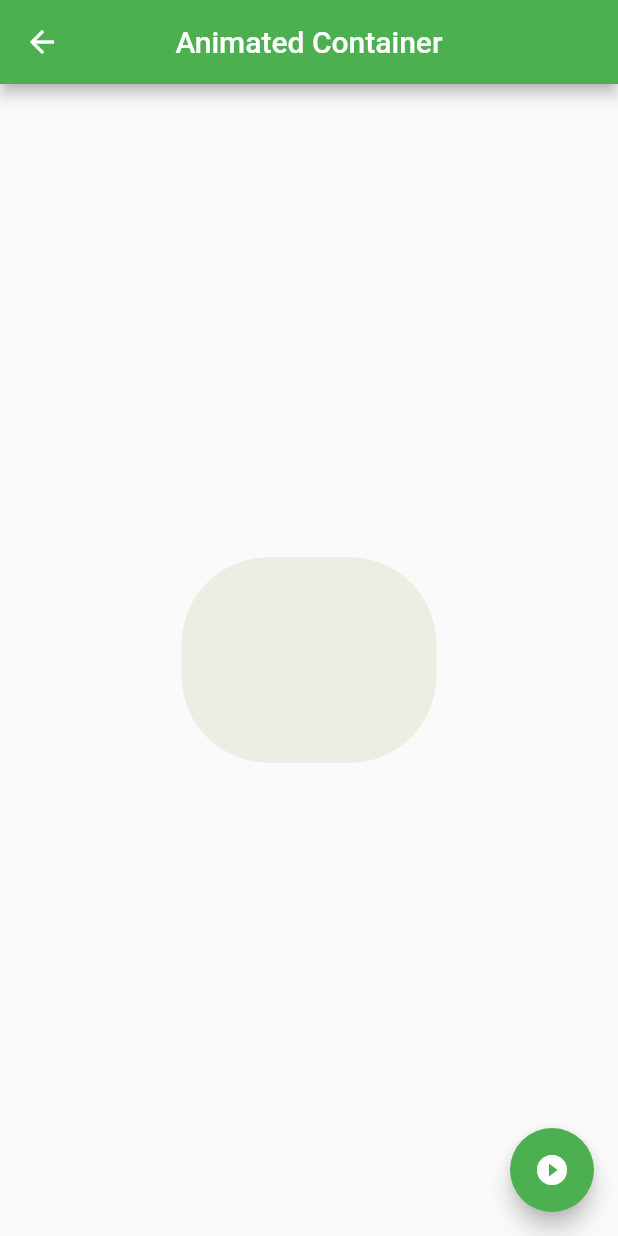
After one commit to jas095/components_app, a Flutter app: the AnimatedContainerPage screen opened by its route, after a tap on the "play circle filled" icon, on a phone screen of 412 x 824 dp. The commit adds this screen. Run offline on Flutter 3.47's test engine with Material 2 defaults, Android fonts, the phone set to English and light mode, and no system bars.

Commit message:
Animate the properties of a container

```diff
--- a/data/menu_opts.json
+++ b/data/menu_opts.json
@@ -15,6 +15,11 @@
             "ruta" : "card",
             "icon" : "folder_open",
             "texto": "Cards - Tarjetas"
+        },
+        {
+            "ruta" : "animatedContainer",
+            "icon" : "donut_large",
+            "texto": "Animated Container"
         }
     ]
 }
--- /dev/null
+++ b/lib/src/pages/animated_container_page.dart
@@ -0,0 +1,58 @@
+import 'dart:math';
+
+import 'package:flutter/material.dart';
+
+class AnimatedContainerPage extends StatefulWidget {
+  AnimatedContainerPage({Key key}) : super(key: key);
+
+  @override
+  _AnimatedContainerPageState createState() => _AnimatedContainerPageState();
+}
+
+class _AnimatedContainerPageState extends State<AnimatedContainerPage> {
+  double _width = 50.0;
+  double _height = 50.0;
+  Color _color = Colors.redAccent;
+  BorderRadiusGeometry _borderRadius = BorderRadius.circular(8);
+
+  @override
+  Widget build(BuildContext context) {
+    return Scaffold(
+      appBar: AppBar(
+        backgroundColor: Colors.green,
+        title: Text('Animated Container'),
+        centerTitle: true,
+      ),
+      body: Center(
+        child: AnimatedContainer(
+          height: _height,
+          width: _width,
+          decoration: BoxDecoration(
+            color: _color,
+            borderRadius: _borderRadius,
+          ),
+          // Define how long the animation should take.
+          duration: Duration(seconds: 1),
+          // Provide an optional curve to make the animation feel smoother.
+          curve: Curves.fastOutSlowIn,
+        ),
+      ),
+      floatingActionButton: FloatingActionButton(
+        backgroundColor: Colors.green,
+        onPressed: _changeAnimation,
+        child: Icon(Icons.play_circle_filled),
+      ),
+    );
+  }
+
+  void _changeAnimation() {
+    final random = Random();
+    setState(() {
+      _width = random.nextInt(250).toDouble();
+      _height = random.nextInt(300).toDouble();
+      _color = Color.fromARGB(
+          random.nextInt(255), random.nextInt(255), random.nextInt(255), 1);
+      _borderRadius = BorderRadius.circular(random.nextInt(100).toDouble());
+    });
+  }
+}
--- a/lib/src/routes/routes.dart
+++ b/lib/src/routes/routes.dart
@@ -4,6 +4,7 @@ import 'package:components_app/src/pages/home_page.dart';
 import 'package:components_app/src/pages/alert_page.dart';
 import 'package:components_app/src/pages/cards_page.dart';
 import 'package:components_app/src/pages/avatar_page.dart';
+import 'package:components_app/src/pages/animated_container_page.dart';
 
 Map<String, WidgetBuilder> getAplicationRoutes() {
   return <String, WidgetBuilder>{
@@ -11,5 +12,6 @@ Map<String, WidgetBuilder> getAplicationRoutes() {
     'alert': (BuildContext context) => AlertPage(),
     'avatar': (BuildContext context) => AvatarPage(),
     'card': (BuildContext context) => CardPage(),
+    'animatedContainer': (BuildContext context) => AnimatedContainerPage()
   };
 }
--- a/lib/src/utils/icon_string_util.dart
+++ b/lib/src/utils/icon_string_util.dart
@@ -4,6 +4,7 @@ final _icons = <String, IconData>{
   'add_alert': Icons.add_alert,
   'accessibility': Icons.accessibility,
   'folder_open': Icons.folder_open,
+  'donut_large': Icons.donut_large,
 };
 
 Icon getIcon(String nameIcon) {
```
